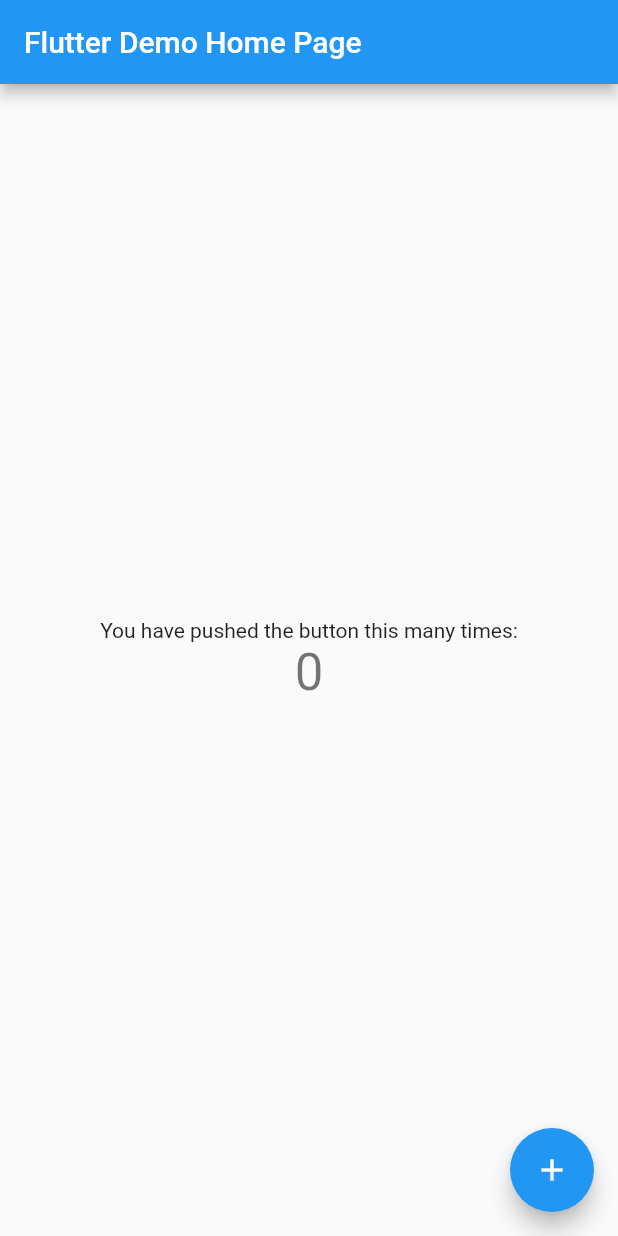
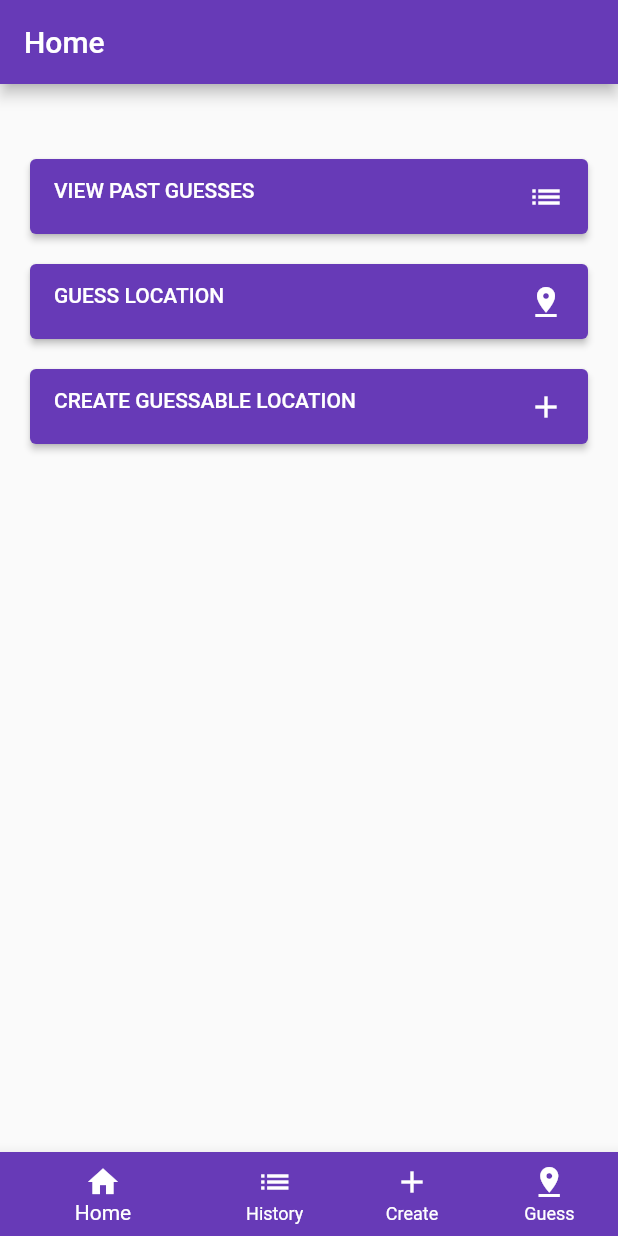
Before and after one commit to MetoA/mis-guessable, a Flutter app: the screen it shows after launch, on a phone screen of 412 x 824 dp. Run offline on Flutter 3.47's test engine with Material 2 defaults, Android fonts, the phone set to English and light mode, and no system bars; our stand-ins replace geolocator.

Commit message:
initial flutter stuff

```diff
--- a/Domashno_2/guessable-flutter-client/guessable/lib/main.dart
+++ b/Domashno_2/guessable-flutter-client/guessable/lib/main.dart
@@ -1,4 +1,10 @@
 import 'package:flutter/material.dart';
+import 'package:guessable/screens/create_screen.dart';
+import 'package:guessable/screens/guess_screen.dart';
+import 'package:guessable/screens/history_screen.dart';
+import 'package:guessable/screens/home_screen.dart';
+import 'package:guessable/screens/login_screen.dart';
+import 'package:guessable/screens/signup_screen.dart';
 
 void main() {
   runApp(const MyApp());
@@ -7,109 +13,22 @@ void main() {
 class MyApp extends StatelessWidget {
   const MyApp({super.key});
 
-  // This widget is the root of your application.
   @override
   Widget build(BuildContext context) {
     return MaterialApp(
-      title: 'Flutter Demo',
+      title: 'Guessable',
       theme: ThemeData(
-        // This is the theme of your application.
-        //
-        // Try running your application with "flutter run". You'll see the
-        // application has a blue toolbar. Then, without quitting the app, try
-        // changing the primarySwatch below to Colors.green and then invoke
-        // "hot reload" (press "r" in the console where you ran "flutter run",
-        // or simply save your changes to "hot reload" in a Flutter IDE).
-        // Notice that the counter didn't reset back to zero; the application
-        // is not restarted.
-        primarySwatch: Colors.blue,
+        colorScheme: ColorScheme.fromSwatch(primarySwatch: Colors.deepPurple).copyWith(secondary: Colors.deepPurpleAccent)
       ),
-      home: const MyHomePage(title: 'Flutter Demo Home Page'),
+      initialRoute: HomeScreen.route,
+      routes: {
+        LoginScreen.route: (context) => const LoginScreen(),
+        SignupScreen.route: (context) => const SignupScreen(),
+        HomeScreen.route: (context) => const HomeScreen(),
+        HistoryScreen.route: (context) => const HistoryScreen(),
+        CreateScreen.route: (context) => const CreateScreen(),
+        GuessScreen.route: (context) => const GuessScreen()
+      },
     );
   }
 }
-
-class MyHomePage extends StatefulWidget {
-  const MyHomePage({super.key, required this.title});
-
-  // This widget is the home page of your application. It is stateful, meaning
-  // that it has a State object (defined below) that contains fields that affect
-  // how it looks.
-
-  // This class is the configuration for the state. It holds the values (in this
-  // case the title) provided by the parent (in this case the App widget) and
-  // used by the build method of the State. Fields in a Widget subclass are
-  // always marked "final".
-
-  final String title;
-
-  @override
-  State<MyHomePage> createState() => _MyHomePageState();
-}
-
-class _MyHomePageState extends State<MyHomePage> {
-  int _counter = 0;
-
-  void _incrementCounter() {
-    setState(() {
-      // This call to setState tells the Flutter framework that something has
-      // changed in this State, which causes it to rerun the build method below
-      // so that the display can reflect the updated values. If we changed
-      // _counter without calling setState(), then the build method would not be
-      // called again, and so nothing would appear to happen.
-      _counter++;
-    });
-  }
-
-  @override
-  Widget build(BuildContext context) {
-    // This method is rerun every time setState is called, for instance as done
-    // by the _incrementCounter method above.
-    //
-    // The Flutter framework has been optimized to make rerunning build methods
-    // fast, so that you can just rebuild anything that needs updating rather
-    // than having to individually change instances of widgets.
-    return Scaffold(
-      appBar: AppBar(
-        // Here we take the value from the MyHomePage object that was created by
-        // the App.build method, and use it to set our appbar title.
-        title: Text(widget.title),
-      ),
-      body: Center(
-        // Center is a layout widget. It takes a single child and positions it
-        // in the middle of the parent.
-        child: Column(
-          // Column is also a layout widget. It takes a list of children and
-          // arranges them vertically. By default, it sizes itself to fit its
-          // children horizontally, and tries to be as tall as its parent.
-          //
-          // Invoke "debug painting" (press "p" in the console, choose the
-          // "Toggle Debug Paint" action from the Flutter Inspector in Android
-          // Studio, or the "Toggle Debug Paint" command in Visual Studio Code)
-          // to see the wireframe for each widget.
-          //
-          // Column has various properties to control how it sizes itself and
-          // how it positions its children. Here we use mainAxisAlignment to
-          // center the children vertically; the main axis here is the vertical
-          // axis because Columns are vertical (the cross axis would be
-          // horizontal).
-          mainAxisAlignment: MainAxisAlignment.center,
-          children: <Widget>[
-            const Text(
-              'You have pushed the button this many times:',
-            ),
-            Text(
-              '$_counter',
-              style: Theme.of(context).textTheme.headline4,
-            ),
-          ],
-        ),
-      ),
-      floatingActionButton: FloatingActionButton(
-        onPressed: _incrementCounter,
-        tooltip: 'Increment',
-        child: const Icon(Icons.add),
-      ), // This trailing comma makes auto-formatting nicer for build methods.
-    );
-  }
-}
--- /dev/null
+++ b/Domashno_2/guessable-flutter-client/guessable/lib/screens/home_screen.dart
@@ -0,0 +1,77 @@
+import 'package:flutter/material.dart';
+import 'package:guessable/screens/create_screen.dart';
+import 'package:guessable/screens/guess_screen.dart';
+import 'package:guessable/widgets/bottom_nav.dart';
+
+import 'history_screen.dart';
+
+class HomeScreen extends StatelessWidget {
+  static const String route = '/home';
+
+  const HomeScreen({super.key});
+
+  @override
+  Widget build(BuildContext context) {
+    return Scaffold(
+      appBar: AppBar(
+        title: const Text('Home'),
+      ),
+      body: Container(
+        padding: const EdgeInsets.only(left: 20, right: 20, bottom: 20, top: 50),
+        child: Center(
+            child: Column(
+          children: [
+            Padding(
+              padding: const EdgeInsets.only(bottom: 20),
+              child: ElevatedButton(
+                style: ElevatedButton.styleFrom(minimumSize: const Size.fromHeight(50)),
+                onPressed: () {
+                  Navigator.of(context).pushNamedAndRemoveUntil(HistoryScreen.route, (route) => false);
+                },
+                child: Stack(
+                  children: const [
+                    Align(alignment: Alignment.centerLeft, child: Text('VIEW PAST GUESSES')),
+                    Align(alignment: Alignment.centerRight, child: Icon(Icons.list)),
+                  ],
+                ),
+              ),
+            ),
+            Padding(
+              padding: const EdgeInsets.only(bottom: 20),
+              child: ElevatedButton(
+                style: ElevatedButton.styleFrom(minimumSize: const Size.fromHeight(50)),
+                onPressed: () {
+                  Navigator.of(context).pushNamedAndRemoveUntil(GuessScreen.route, (route) => false);
+                },
+                child: Stack(
+                  children: const [
+                    Align(alignment: Alignment.centerLeft, child: Text('GUESS LOCATION')),
+                    Align(alignment: Alignment.centerRight, child: Icon(Icons.pin_drop)),
+                  ],
+                ),
+              ),
+            ),
+            Padding(
+              padding: const EdgeInsets.only(bottom: 20),
+              child: ElevatedButton(
+                style: ElevatedButton.styleFrom(minimumSize: const Size.fromHeight(50)),
+                onPressed: () {
+                  Navigator.of(context).pushNamedAndRemoveUntil(CreateScreen.route, (route) => false);
+                },
+                child: Stack(
+                  children: const [
+                    Align(alignment: Alignment.centerLeft, child: Text('CREATE GUESSABLE LOCATION')),
+                    Align(alignment: Alignment.centerRight, child: Icon(Icons.add)),
+                  ],
+                ),
+              ),
+            ),
+          ],
+        )),
+      ),
+      bottomNavigationBar: const BottomNav(
+        currentRoute: route,
+      ),
+    );
+  }
+}
--- /dev/null
+++ b/Domashno_2/guessable-flutter-client/guessable/lib/widgets/bottom_nav.dart
@@ -0,0 +1,66 @@
+import 'package:flutter/material.dart';
+import 'package:guessable/screens/home_screen.dart';
+import 'package:collection/collection.dart';
+
+import '../screens/history_screen.dart';
+
+// TODO change this so that the navigation happens on the same screen?
+class BottomNav extends StatefulWidget {
+  static const String route = '/login';
+  final String currentRoute;
+
+  const BottomNav({super.key, required this.currentRoute});
+
+  @override
+  State<StatefulWidget> createState() => _BottomNavState();
+}
+
+class _BottomNavState extends State<BottomNav> {
+  int _currentIndex = 0;
+
+  void _onItemTapped(int index) {
+    setState(() {
+      String clickedRoute = _navItems[index].route;
+
+      if (clickedRoute != widget.currentRoute) {
+        Navigator.of(context).pushNamedAndRemoveUntil(_navItems[index].route, (route) => false);
+        _currentIndex = index;
+      }
+    });
+  }
+
+  @override
+  void initState() {
+    super.initState();
+    _currentIndex = _navItems.firstWhereOrNull((element) => element.route == widget.currentRoute)?.index ?? 0;
+  }
+
+  @override
+  Widget build(BuildContext context) {
+    return BottomNavigationBar(
+      onTap: _onItemTapped,
+      items: _navItems
+          .map(
+              (item) => BottomNavigationBarItem(icon: item.icon, label: item.label, backgroundColor: Colors.deepPurple))
+          .toList(),
+      currentIndex: _currentIndex,
+      showUnselectedLabels: true,
+    );
+  }
+}
+
+class _NavItem {
+  final String route;
+  final int index;
+  final Icon icon;
+  final String label;
+
+  const _NavItem(this.route, this.index, this.icon, this.label);
+}
+
+final _navItems = <_NavItem>[
+  const _NavItem(HomeScreen.route, 0, Icon(Icons.home), 'Home'),
+  const _NavItem(HistoryScreen.route, 1, Icon(Icons.list), 'History'), // TODO
+  const _NavItem('/create', 2, Icon(Icons.add), 'Create'), // TODO
+  const _NavItem('/guess', 3, Icon(Icons.pin_drop), 'Guess'), // TODO
+];
--- a/Domashno_2/guessable-flutter-client/guessable/pubspec.yaml
+++ b/Domashno_2/guessable-flutter-client/guessable/pubspec.yaml
@@ -36,6 +36,7 @@ dependencies:
   # The following adds the Cupertino Icons font to your application.
   # Use with the CupertinoIcons class for iOS style icons.
   cupertino_icons: ^1.0.2
+  geolocator: ^9.0.2
 
 dev_dependencies:
   flutter_test:
```
Also changed, not shown: Domashno_2/guessable-flutter-client/guessable/lib/domain/guess.dart (added, +19 -0 lines), Domashno_2/guessable-flutter-client/guessable/lib/domain/guessable_location.dart (added, +14 -0 lines), Domashno_2/guessable-flutter-client/guessable/lib/domain/user.dart (added, +7 -0 lines), Domashno_2/guessable-flutter-client/guessable/lib/screens/create_screen.dart (added, +71 -0 lines), Domashno_2/guessable-flutter-client/guessable/lib/screens/guess_screen.dart (added, +34 -0 lines), Domashno_2/guessable-flutter-client/guessable/lib/screens/history_screen.dart (added, +34 -0 lines), Domashno_2/guessable-flutter-client/guessable/lib/screens/login_screen.dart (added, +108 -0 lines), Domashno_2/guessable-flutter-client/guessable/lib/screens/signup_screen.dart (added, +79 -0 lines), Domashno_2/guessable-flutter-client/guessable/lib/test_data.dart (added, +9 -0 lines), Domashno_2/guessable-flutter-client/guessable/lib/widgets/snackbars/snackbars.dart (added, +25 -0 lines), Domashno_2/guessable-flutter-client/guessable/pubspec.lock, 2 other files.
